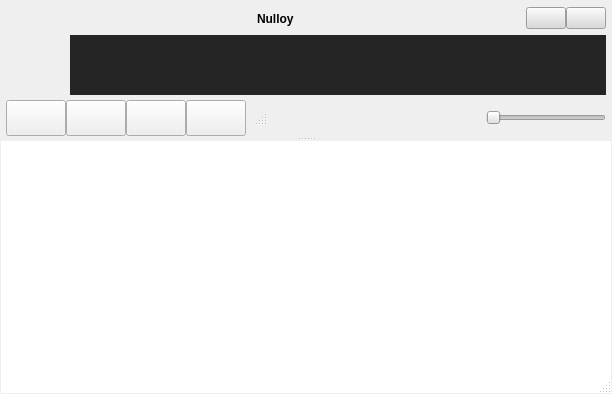
Old version of the form src/skins/metro/form.ui in the repository nulloy/nulloy.
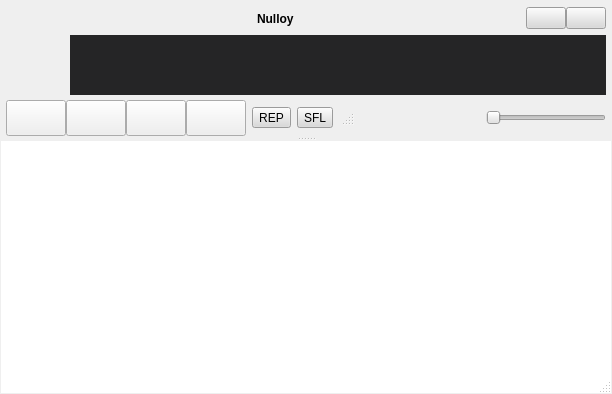
New version of the form. Icons and pictures are not drawn. Custom widgets are drawn as their Qt base class.

Commit message: shuffle mode + repeat button, metro skin only

What changed in the file:
```diff
--- a/src/skins/metro/form.ui
+++ b/src/skins/metro/form.ui
@@ -1106,6 +1106,26 @@
                   </item>
                  </layout>
                 </item>
+                <item>
+                 <widget class="QToolButton" name="repeatCheck">
+                  <property name="text">
+                   <string>REP</string>
+                  </property>
+                  <property name="checkable">
+                   <bool>true</bool>
+                  </property>
+                 </widget>
+                </item>
+                <item>
+                 <widget class="QToolButton" name="shuffleCheck">
+                  <property name="text">
+                   <string>SFL</string>
+                  </property>
+                  <property name="checkable">
+                   <bool>true</bool>
+                  </property>
+                 </widget>
+                </item>
                 <item>
                  <widget class="QSizeGrip" name="sizeGrip" native="true">
                   <property name="sizePolicy">
@@ -1144,7 +1164,7 @@
                   </property>
                   <property name="sizeHint" stdset="0">
                    <size>
-                    <width>40</width>
+                    <width>10</width>
                     <height>13</height>
                    </size>
                   </property>
```
Left out of the diff: 14 changed lines with no effect on the pictures. The commit also changes 5 other files.
